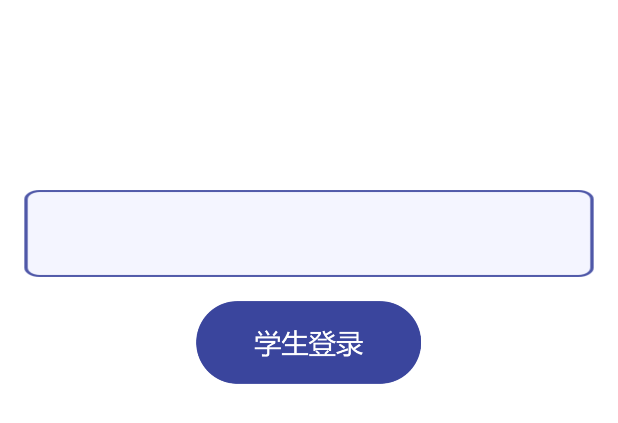
After one commit to songjihu/gcsj, an Android app: the layout activity_checkin.xml on its own in the app's theme, with its tools: preview values and no code run, on a phone screen of 412 x 824 dp. The commit adds this screen. Shown: the top 423 px of the screen. Run offline under Robolectric (Android 15) with nearby library versions, the phone set to English and light mode, and no system bars.

Commit message:
完成签到activity

```diff
--- /dev/null
+++ b/app/src/main/res/layout/activity_checkin.xml
@@ -0,0 +1,92 @@
+<?xml version="1.0" encoding="utf-8"?>
+<LinearLayout xmlns:android="http://schemas.android.com/apk/res/android"
+    xmlns:app="http://schemas.android.com/apk/res-auto"
+    xmlns:tools="http://schemas.android.com/tools"
+    android:layout_width="match_parent"
+    android:layout_height="match_parent"
+    android:gravity="center_horizontal"
+    android:orientation="vertical"
+    android:paddingLeft="@dimen/activity_horizontal_margin"
+    android:paddingTop="@dimen/activity_vertical_margin"
+    android:paddingRight="@dimen/activity_horizontal_margin"
+    android:paddingBottom="@dimen/activity_vertical_margin"
+    android:background="@color/bg_app"
+    tools:context=".CheckinActivity">
+
+    <!-- Login progress -->
+    <ProgressBar
+        android:id="@+id/check_in_progress"
+        style="?android:attr/progressBarStyleLarge"
+        android:layout_width="wrap_content"
+        android:layout_height="wrap_content"
+        android:layout_marginBottom="8dp"
+        android:visibility="gone" />
+
+
+
+
+    <LinearLayout
+        android:id="@+id/check_in_form"
+        android:layout_width="match_parent"
+        android:layout_height="match_parent">
+
+
+        <LinearLayout
+            android:layout_width="match_parent"
+            android:layout_height="match_parent"
+            android:orientation="vertical">
+
+
+
+
+            <android.support.design.widget.TextInputLayout
+                android:layout_width="match_parent"
+                android:layout_height="wrap_content"
+
+                android:layout_marginTop="100dp">
+
+                <AutoCompleteTextView
+                    android:id="@+id/check_code"
+                    android:layout_width="match_parent"
+                    android:layout_height="58dp"
+                    android:background="@drawable/yzmpicture"
+                    android:hint="@string/prompt_email"
+                    android:inputType="textPassword"
+                    android:maxLines="1"
+                    android:paddingLeft="@dimen/one_dp"
+                    android:singleLine="true"
+                    android:textSize="@dimen/goodName_size" />
+
+            </android.support.design.widget.TextInputLayout>
+
+            <LinearLayout xmlns:android="http://schemas.android.com/apk/res/android"
+                android:layout_width="match_parent"
+                android:layout_height="wrap_content"
+
+                android:layout_marginTop="16dp"
+                android:orientation="vertical">
+
+                <Button
+                    android:id="@+id/check_in_button"
+                    style="?android:textAppearanceSmall"
+                    android:layout_width="150dp"
+                    android:layout_height="55dp"
+
+                    android:background="@drawable/studentbuttonpic"
+                    android:gravity="bottom|center"
+                    android:layout_gravity = "center"
+                    android:scaleType="centerInside"
+                    android:text="@string/action_sign_in"
+                    android:textStyle="bold" />
+
+            </LinearLayout>
+
+        </LinearLayout>
+
+
+
+
+    </LinearLayout>
+
+
+</LinearLayout>
```
Also changed, not shown: app/src/main/AndroidManifest.xml (+9 -0 lines), app/src/main/java/com/example/sjh/gcsjdemo/CheckinActivity.java (added, +394 -0 lines), app/src/main/java/com/example/sjh/gcsjdemo/ui/fragment/first/child/FirstDetailFragment.java (+11 -3 lines), app/src/main/res/drawable-xxhdpi/bg_zero.png, app/src/main/res/drawable-xxhdpi/ic_discover_white_24dp.png, app/src/main/res/drawable-xxhdpi/ic_home_white_24dp.png, app/src/main/res/drawable/pwdpicture.png, app/src/main/res/drawable/yzmpicture.png (added).
